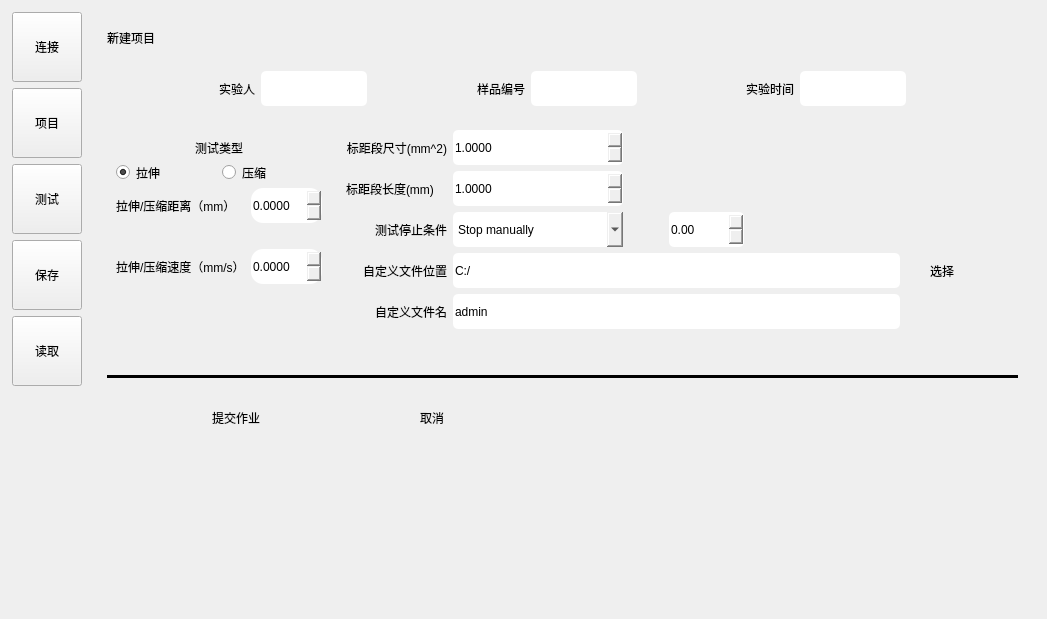
Qt form MainUI/mainwidget.ui (Mr-tang0/MINIMTS) before a commit.
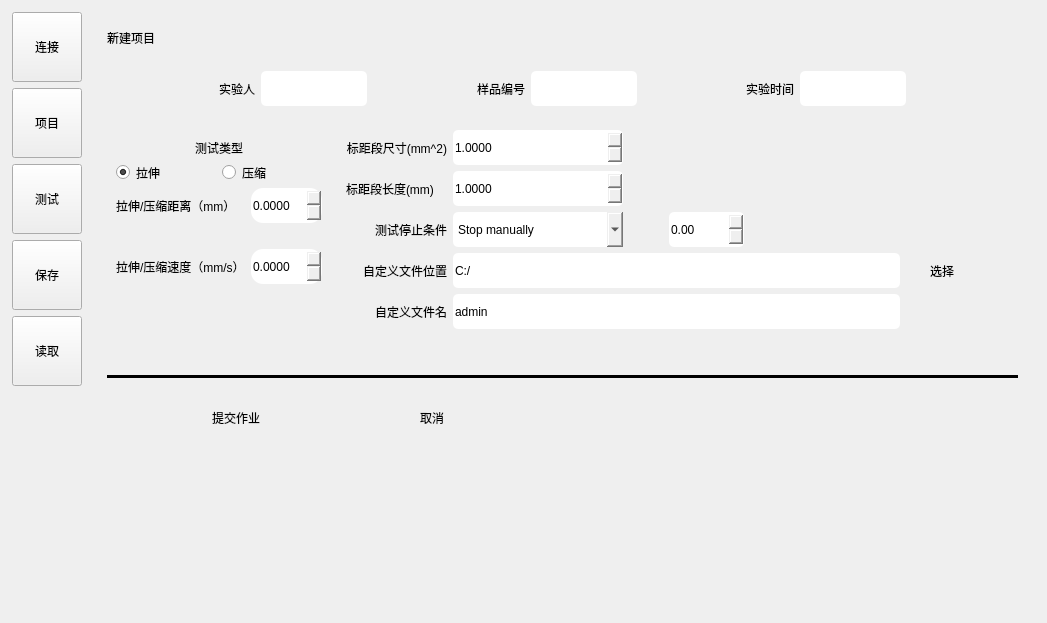
The same form after that commit. The open tabs and pages were chosen to show the change. Custom widgets are drawn as their Qt base class.

The edit to the form file:
```diff
--- a/MainUI/mainwidget.ui
+++ b/MainUI/mainwidget.ui
@@ -7,7 +7,7 @@
     <x>0</x>
     <y>0</y>
     <width>1047</width>
-    <height>619</height>
+    <height>623</height>
    </rect>
   </property>
   <property name="windowTitle">
```
Left out of the diff: 4 changed lines with no effect on the pictures.
